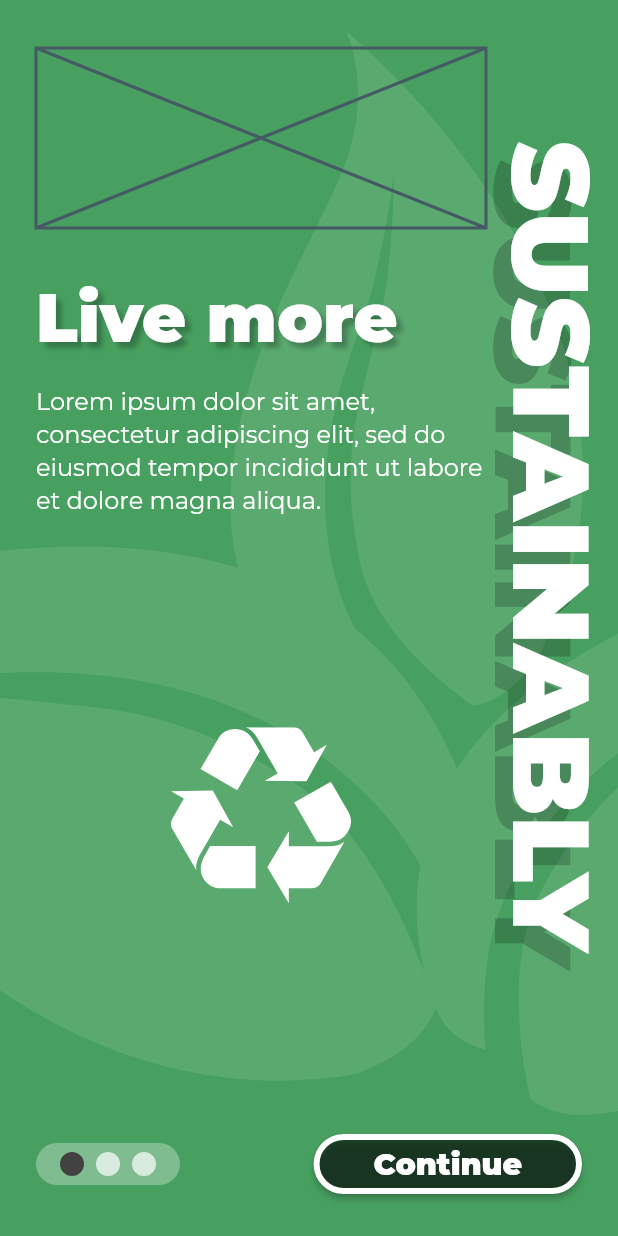
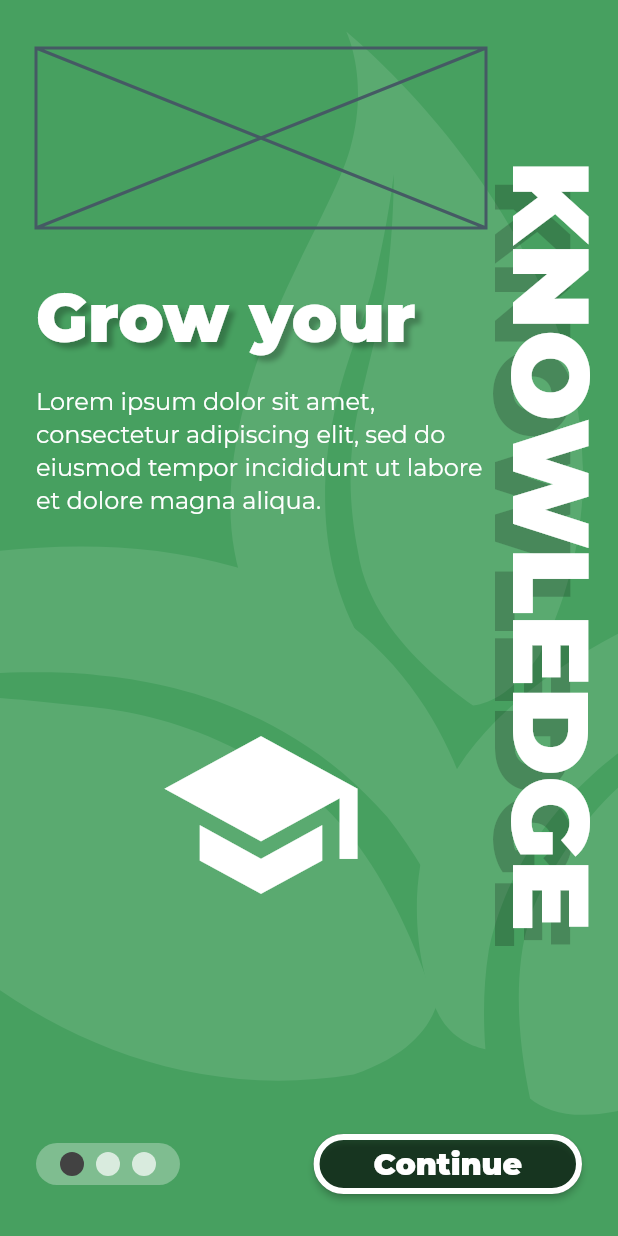
Before and after one commit to matthewyingtao/environ, a Flutter app: the screen it shows after launch, on a phone screen of 412 x 824 dp. Run offline on Flutter 3.47's test engine with Material 2 defaults, Android fonts, the phone set to English and light mode, and no system bars; drawn by our look-alikes of smooth_page_indicator; our stand-ins replace camera, cloud_firestore, firebase_auth, firebase_core, flutter_spinkit, flutter_svg and 3 more; missing offline and left inert: tflite; accounts and stored records are empty.

Commit message:
moved onboarding screens to new template

```diff
--- a/lib/screens/onboarding/onboarding.dart
+++ b/lib/screens/onboarding/onboarding.dart
@@ -1,12 +1,10 @@
 import 'dart:math';
+import 'package:environ/screens/onboarding/onboarding_info_screen.dart';
 import 'package:environ/screens/wrapper.dart';
 import 'package:environ/shared/constants.dart';
 import 'package:flutter/material.dart';
 import 'package:flutter_svg/flutter_svg.dart';
 import 'package:smooth_page_indicator/smooth_page_indicator.dart';
-import 'package:environ/screens/onboarding/sustainably.dart';
-import 'package:environ/screens/onboarding/progress.dart';
-import 'package:environ/screens/onboarding/knowledge.dart';
 
 class Onboarding extends StatefulWidget {
   const Onboarding({Key? key}) : super(key: key);
@@ -70,10 +68,41 @@ class _OnboardingState extends State<Onboarding> {
                           _leafRotation = (index - 1) * (pi / 12);
                         });
                       },
-                      children: const [
-                        Sustainably(),
-                        Progress(),
-                        Knowledge(),
+                      children: [
+                        const OnboardingInfoScreen(
+                          title: "KNOWLEDGE",
+                          subheading: "Grow your",
+                          body:
+                              "Lorem ipsum dolor sit amet, consectetur adipiscing elit, sed do eiusmod tempor incididunt ut labore et dolore magna aliqua.",
+                          icon: Icon(
+                            Icons.school,
+                            size: 140,
+                            color: Colors.white,
+                          ),
+                        ),
+                        const OnboardingInfoScreen(
+                          title: "PROGRESS",
+                          subheading: "Track your",
+                          body:
+                              "Lorem ipsum dolor sit amet, consectetur adipiscing elit, sed do eiusmod tempor incididunt ut labore et dolore magna aliqua.",
+                          icon: Icon(
+                            Icons.insights,
+                            size: 140,
+                            color: Colors.white,
+                          ),
+                        ),
+                        OnboardingInfoScreen(
+                          title: "SUSTAINABLY",
+                          subheading: "Live more",
+                          body:
+                              "Lorem ipsum dolor sit amet, consectetur adipiscing elit, sed do eiusmod tempor incididunt ut labore et dolore magna aliqua.",
+                          icon: SvgPicture.asset(
+                            "assets/recyclingsymbol.svg",
+                            color: Colors.white,
+                            height: 120,
+                            width: 120,
+                          ),
+                        ),
                       ],
                     ),
                   ),
--- a/lib/screens/onboarding/sustainably.dart
+++ /dev/null
@@ -1,78 +0,0 @@
-import 'package:flutter/material.dart';
-import 'package:flutter_svg/flutter_svg.dart';
-
-class Sustainably extends StatelessWidget {
-  const Sustainably({Key? key}) : super(key: key);
-
-  @override
-  Widget build(BuildContext context) {
-    return Row(
-      children: [
-        Expanded(
-          child: Container(
-            margin: const EdgeInsets.only(
-              left: 24.0,
-              top: 32.0,
-            ),
-            child: Column(
-              crossAxisAlignment: CrossAxisAlignment.center,
-              children: [
-                const Placeholder(
-                  fallbackHeight: 120,
-                ),
-                const SizedBox(
-                  height: 32.0,
-                ),
-                Container(
-                  alignment: Alignment.topLeft,
-                  child: Text(
-                    "Live more",
-                    style: Theme.of(context).textTheme.headline3!.copyWith(
-                          color: Colors.white,
-                        ),
-                  ),
-                ),
-                const SizedBox(
-                  height: 16.0,
-                ),
-                Text(
-                  "Lorem ipsum dolor sit amet, consectetur adipiscing elit, sed do eiusmod tempor incididunt ut labore et dolore magna aliqua.",
-                  style: Theme.of(context)
-                      .textTheme
-                      .bodyText2!
-                      .copyWith(color: Colors.white),
-                ),
-                const SizedBox(
-                  height: 16.0,
-                ),
-                Expanded(
-                  child: Container(
-                    margin: const EdgeInsets.all(24.0),
-                    height: 120,
-                    width: 120,
-                    child: SvgPicture.asset(
-                      "assets/recyclingsymbol.svg",
-                      color: Colors.white,
-                    ),
-                  ),
-                ),
-              ],
-            ),
-          ),
-        ),
-        RotatedBox(
-          quarterTurns: 1,
-          child: FittedBox(
-            fit: BoxFit.contain,
-            child: Text(
-              "SUSTAINABLY",
-              style: Theme.of(context).textTheme.headline1!.copyWith(
-                    color: Colors.white,
-                  ),
-            ),
-          ),
-        )
-      ],
-    );
-  }
-}
```
Also changed, not shown: lib/screens/onboarding/knowledge.dart (deleted, +0 -75 lines), lib/screens/onboarding/progress.dart (deleted, +0 -75 lines).
